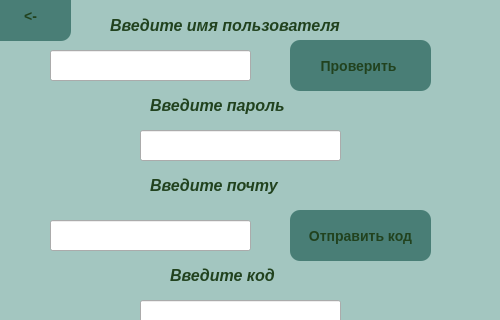
First picture: the form in ui_files/regestratoine_window.ui, repository Lisa3483/Cripto-wallet, before the edit; both pictures show x 0 to 500 and y 0 to 320 of the 500 by 700 pixel window.
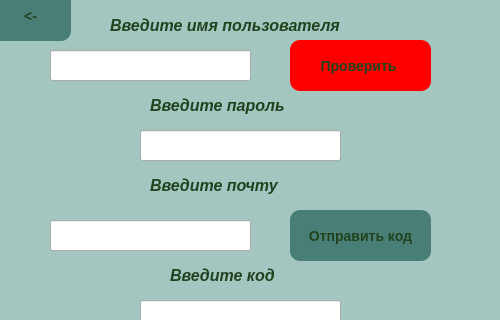
Second picture: the form after the edit.

What changed in the file:
```diff
--- a/ui_files/regestratoine_window.ui
+++ b/ui_files/regestratoine_window.ui
@@ -90,7 +90,7 @@
     <cursorShape>PointingHandCursor</cursorShape>
    </property>
    <property name="styleSheet">
-    <string notr="true">background-color:#497e76;
+    <string notr="true">background-color:red;
 color:#21421e;
 border-stule:outset;
 border-width:2px;
```
